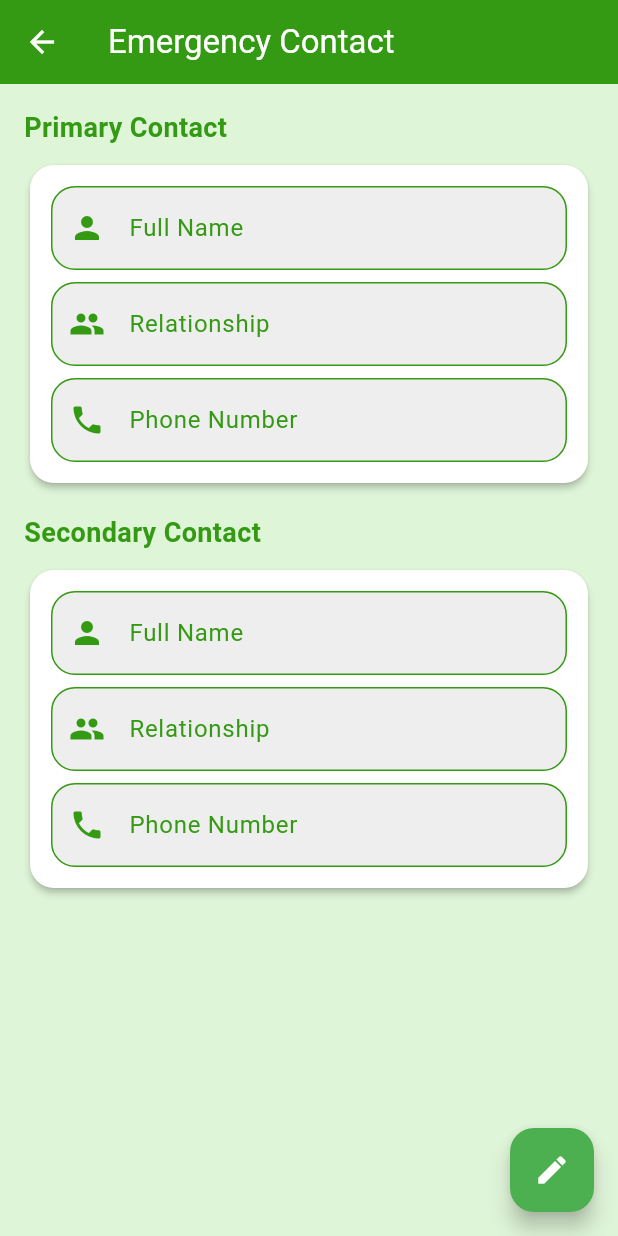
After one commit to LTT4504/erp_app_nood, a Flutter app: the EmergencyContactScreen screen opened by its route, on a phone screen of 412 x 824 dp. The commit adds this screen. Run offline on Flutter 3.47's test engine with Material 3 defaults, Android fonts, the phone set to English and light mode, and no system bars; our stand-ins replace dio, flutter_svg, get, get_storage, logger, table_calendar; accounts and stored records are empty.

Commit message:
feat: create Emergency Contact Screen

```diff
--- /dev/null
+++ b/lib/modules/profile/emergency_contact/emergency_contact_binding.dart
@@ -0,0 +1,9 @@
+import 'package:get/get.dart';
+import 'emergency_contact_controller.dart';
+
+class EmergencyContactBinding extends Bindings {
+  @override
+  void dependencies() {
+    Get.lazyPut<EmergencyContactController>(() => EmergencyContactController());
+  }
+}
--- /dev/null
+++ b/lib/modules/profile/emergency_contact/emergency_contact_controller.dart
@@ -0,0 +1,40 @@
+import 'package:flutter/material.dart';
+import 'package:get/get.dart';
+
+class EmergencyContactController extends GetxController {
+  var isEditing = false.obs;
+
+  // Primary Contact
+  final primaryNameController = TextEditingController();
+  final primaryRelationshipController = TextEditingController();
+  final primaryPhoneController = TextEditingController();
+
+  // Secondary Contact
+  final secondaryNameController = TextEditingController();
+  final secondaryRelationshipController = TextEditingController();
+  final secondaryPhoneController = TextEditingController();
+
+  void toggleEdit() {
+    isEditing.value = !isEditing.value;
+  }
+
+  void cancelEdit() {
+    isEditing.value = false;
+  }
+
+  void saveContact() {
+    // TODO: Gọi API lưu dữ liệu
+    isEditing.value = false;
+  }
+
+  @override
+  void onClose() {
+    primaryNameController.dispose();
+    primaryRelationshipController.dispose();
+    primaryPhoneController.dispose();
+    secondaryNameController.dispose();
+    secondaryRelationshipController.dispose();
+    secondaryPhoneController.dispose();
+    super.onClose();
+  }
+}
--- /dev/null
+++ b/lib/modules/profile/emergency_contact/emergency_contact_screen.dart
@@ -0,0 +1,141 @@
+import 'package:flutter/material.dart';
+import 'package:get/get.dart';
+import 'package:work_manager/shared/constants/colors.dart';
+import 'package:work_manager/shared/widgets/custom_text_form_field.dart';
+import 'emergency_contact_controller.dart';
+
+class EmergencyContactScreen extends GetView<EmergencyContactController> {
+  const EmergencyContactScreen({super.key});
+
+  @override
+  Widget build(BuildContext context) {
+    return Scaffold(
+      backgroundColor: ColorConstants.highlightPrimaryPastel,
+      appBar: AppBar(
+        backgroundColor: ColorConstants.highlightPrimary,
+        title: const Text("Emergency Contact", style: TextStyle(color: Colors.white)),
+        iconTheme: const IconThemeData(color: Colors.white),
+      ),
+      body: SingleChildScrollView(
+        padding: const EdgeInsets.all(16),
+        child: Obx(() {
+          return Column(
+            crossAxisAlignment: CrossAxisAlignment.start,
+            children: [
+              const Text("Primary Contact", style: TextStyle(fontSize: 18, fontWeight: FontWeight.bold, color: ColorConstants.highlightPrimary)),
+              const SizedBox(height: 8),
+              Card(
+                color: Colors.white,
+                shape: RoundedRectangleBorder(borderRadius: BorderRadius.circular(16)),
+                elevation: 2,
+                child: Padding(
+                  padding: const EdgeInsets.all(14),
+                  child: Column(
+                    children: [
+                      CustomTextFormField(
+                        label: "Full Name",
+                        hint: "Full Name",
+                        icon: Icons.person,
+                        primaryColor: ColorConstants.highlightPrimary,
+                        controller: controller.primaryNameController,
+                        readOnly: !controller.isEditing.value,
+                      ),
+                      const SizedBox(height: 8),
+                      CustomTextFormField(
+                        label: "Relationship",
+                        hint: "Relationship",
+                        icon: Icons.group,
+                        primaryColor: ColorConstants.highlightPrimary,
+                        controller: controller.primaryRelationshipController,
+                        readOnly: !controller.isEditing.value,
+                      ),
+                      const SizedBox(height: 8),
+                      CustomTextFormField(
+                        label: "Phone Number",
+                        hint: "Phone Number",
+                        icon: Icons.phone,
+                        primaryColor: ColorConstants.highlightPrimary,
+                        controller: controller.primaryPhoneController,
+                        readOnly: !controller.isEditing.value,
+                      ),
+                    ],
+                  ),
+                ),
+              ),
+              const SizedBox(height: 16),
+              const Text("Secondary Contact", style: TextStyle(fontSize: 18, fontWeight: FontWeight.bold,color: ColorConstants.highlightPrimary)),
+              const SizedBox(height: 8),
+              Card(
+                color: Colors.white,
+                shape: RoundedRectangleBorder(borderRadius: BorderRadius.circular(16)),
+                elevation: 2,
+                child: Padding(
+                  padding: const EdgeInsets.all(14),
+                  child: Column(
+                    children: [
+                      CustomTextFormField(
+                        label: "Full Name",
+                        hint: "Full Name",
+                        icon: Icons.person,
+                        primaryColor: ColorConstants.highlightPrimary,
+                        controller: controller.secondaryNameController,
+                        readOnly: !controller.isEditing.value,
+                      ),
+                      const SizedBox(height: 8),
+                      CustomTextFormField(
+                        label: "Relationship",
+                        hint: "Relationship",
+                        icon: Icons.group,
+                        primaryColor: ColorConstants.highlightPrimary,
+                        controller: controller.secondaryRelationshipController,
+                        readOnly: !controller.isEditing.value,
+                      ),
+                      const SizedBox(height: 8),
+                      CustomTextFormField(
+                        label: "Phone Number",
+                        hint: "Phone Number",
+                        icon: Icons.phone,
+                        primaryColor: ColorConstants.highlightPrimary,
+                        controller: controller.secondaryPhoneController,
+                        readOnly: !controller.isEditing.value,
+                      ),
+                    ],
+                  ),
+                ),
+              ),
+              const SizedBox(height: 100),
+            ],
+          );
+        }),
+      ),
+      floatingActionButton: Obx(() {
+        if (controller.isEditing.value) {
+          return Row(
+            mainAxisAlignment: MainAxisAlignment.end,
+            children: [
+              FloatingActionButton(
+                heroTag: "cancel",
+                backgroundColor: Colors.red,
+                onPressed: controller.cancelEdit,
+                child: const Icon(Icons.close, color: Colors.white),
+              ),
+              const SizedBox(width: 12),
+              FloatingActionButton(
+                heroTag: "save",
+                backgroundColor: Colors.green,
+                onPressed: controller.saveContact,
+                child: const Icon(Icons.check, color: Colors.white),
+              ),
+            ],
+          );
+        } else {
+          return FloatingActionButton(
+            backgroundColor: Colors.green,
+            onPressed: controller.toggleEdit,
+            child: const Icon(Icons.edit, color: Colors.white),
+          );
+        }
+      }),
+    );
+  }
+}
--- a/lib/modules/profile/profile_screen.dart
+++ b/lib/modules/profile/profile_screen.dart
@@ -85,7 +85,10 @@ class ProfileScreen extends GetView<ProfileController> {
             },
           ),
           _buildMenuItem(
-              Icons.phone_android, AppLanguageKey.emergencyContact.tr),
+              Icons.phone_android, AppLanguageKey.emergencyContact.tr,
+              onTap: () {
+            Get.toNamed(AppRoutes.emergencyContact);
+          }),
           _buildMenuItem(
             Icons.school_outlined,
             AppLanguageKey.education.tr,
--- a/lib/routes/app_pages.dart
+++ b/lib/routes/app_pages.dart
@@ -18,6 +18,8 @@ import '../modules/forgot_password/sent_email_success.dart';
 import '../modules/intro/splash_screen.dart';
 import '../modules/notification/notification_binding.dart';
 import '../modules/notification/notification_screen.dart';
+import '../modules/profile/emergency_contact/emergency_contact_binding.dart';
+import '../modules/profile/emergency_contact/emergency_contact_screen.dart';
 import '../modules/profile/general_information/general_information_binding.dart';
 import '../modules/profile/general_information/general_information_screen.dart';
 import '../modules/profile/position/position_binding.dart';
@@ -124,5 +126,10 @@ class AppPages {
       page: () => const BankSalaryScreen(),
       binding: BankSalaryBinding(),
     ),
+    GetPage(
+      name: AppRoutes.emergencyContact,
+      page: () => const EmergencyContactScreen(),
+      binding: EmergencyContactBinding(),
+    ),
   ];
 }
--- a/lib/routes/app_routes.dart
+++ b/lib/routes/app_routes.dart
@@ -1,3 +1,4 @@
+
 abstract class AppRoutes {
   static const login = '/login';
   static const home = '/home';
@@ -17,4 +18,5 @@ abstract class AppRoutes {
   static const generalInfo = '/general-info';
   static const position = '/position';
   static const bankSalary = '/bank-salary';
+  static const emergencyContact = '/emergency-contact';
 }
```
Also changed, not shown: lib/modules/profile/general_information/general_information_screen.dart (+8 -34 lines), lib/shared/widgets/action_buttons.dart (added, +58 -0 lines).
